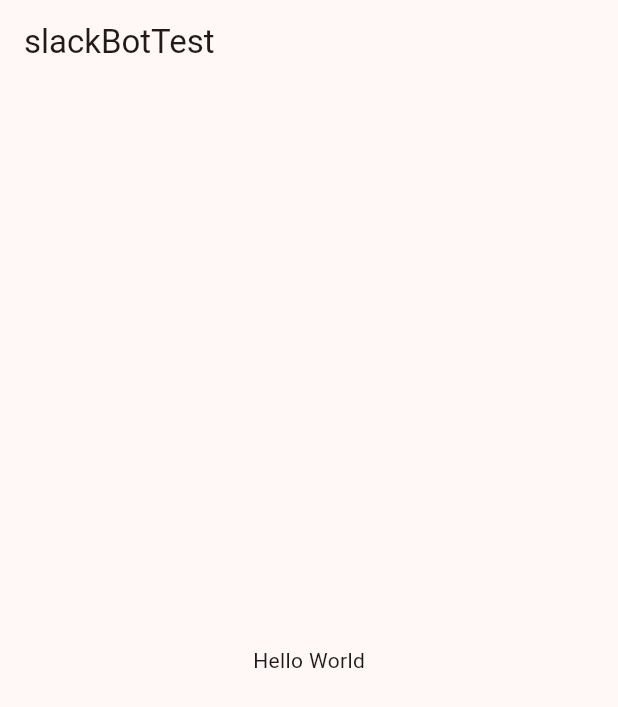
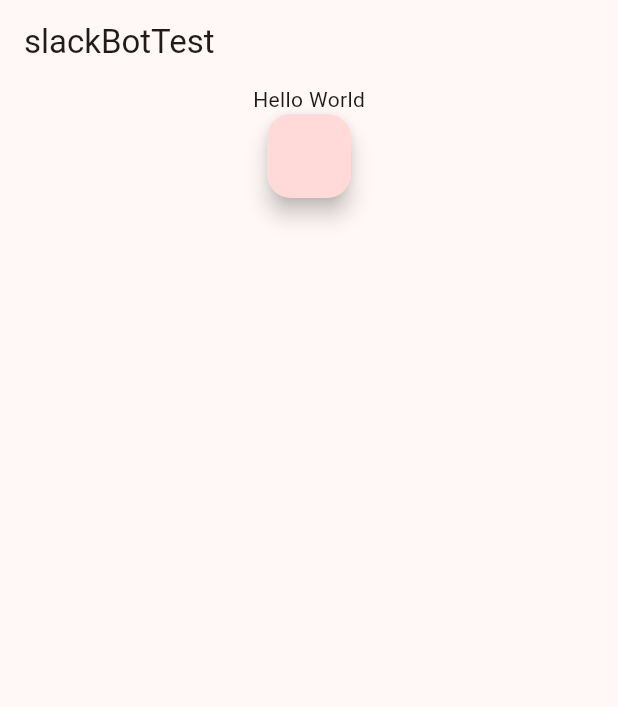
Before and after one commit to Ichimura-Riku/slack_api_flutter, a Flutter app: the screen it shows after launch, on a phone screen of 412 x 824 dp. Shown: the top 707 px of the screen. Run offline on Flutter 3.47's test engine with Material 2 defaults, Android fonts, the phone set to English and light mode, and no system bars; our stand-ins replace fluttertoast.

Commit message:
やってみたけどできなかったからいったん終了

```diff
--- a/lib/app.dart
+++ b/lib/app.dart
@@ -1,17 +1,24 @@
 import 'package:flutter/material.dart';
-
+import 'package:slack_api_flutter/slack.dart';
 
 class MyHomePage extends StatelessWidget {
   const MyHomePage({super.key});
 
   @override
   Widget build(BuildContext context) {
+    PostModel postData = PostModel(title:"test", postId: "111111111");
+    // Slack.slack(postData, "reason");
     return Scaffold(
       appBar: AppBar(
         title: const Text("slackBotTest"),
       ),
-      body: const Center(
-        child: Text('Hello World'),
+      body: Center(
+        child: Column(
+          children: [
+            const Text('Hello World'),
+            FloatingActionButton(onPressed:() => Slack.slack(postData, "reason") )
+          ],
+        ),
       ),
     );
   }
--- a/lib/slack.dart
+++ b/lib/slack.dart
@@ -6,6 +6,7 @@ import "dart:io";
 
 // エラーが出るから一旦コメントアウト
 import "package:flutter/cupertino.dart";
+import "package:fluttertoast/fluttertoast.dart";
 import "package:http/http.dart" as http;
 
 // part "src/slack/client.dart";
@@ -15,7 +16,9 @@ import "package:http/http.dart" as http;
 
 class Slack {
   static Future<void> slack(PostModel postData, String reasonValue) async {
-    const String slackToken = 'xoxb-5519295219076-5631370216407-ozcbUebTd1A09Ju4Qw24r4Os';
+    Fluttertoast.showToast(msg: "slack bot button");
+    const String slackToken =
+        '';
     Uri slackUri = Uri.parse("https://slack.com/api/chat.postMessage");
     Map<String, Object> data = {
       "channel": "T05F98P6F28",
@@ -53,15 +56,12 @@ class Slack {
       },
       body: json.encode(data),
     );
-    debugPrint(response as String?);
+
   }
 }
 
 class PostModel {
-  String title = "";
-  num postId = 0;
-  PostModel(String title, num postId) {
-    title = this.title;
-    postId = this.postId;
-  }
+  final String title;
+  final String postId;
+  PostModel({required this.title, required this.postId});
 }
--- a/pubspec.yaml
+++ b/pubspec.yaml
@@ -9,6 +9,7 @@ environment:
 dependencies:
   flutter:
     sdk: flutter
+  fluttertoast: ^8.2.2
   http: ^1.1.0
 
 dev_dependencies:
```
Also changed, not shown: pubspec.lock.
